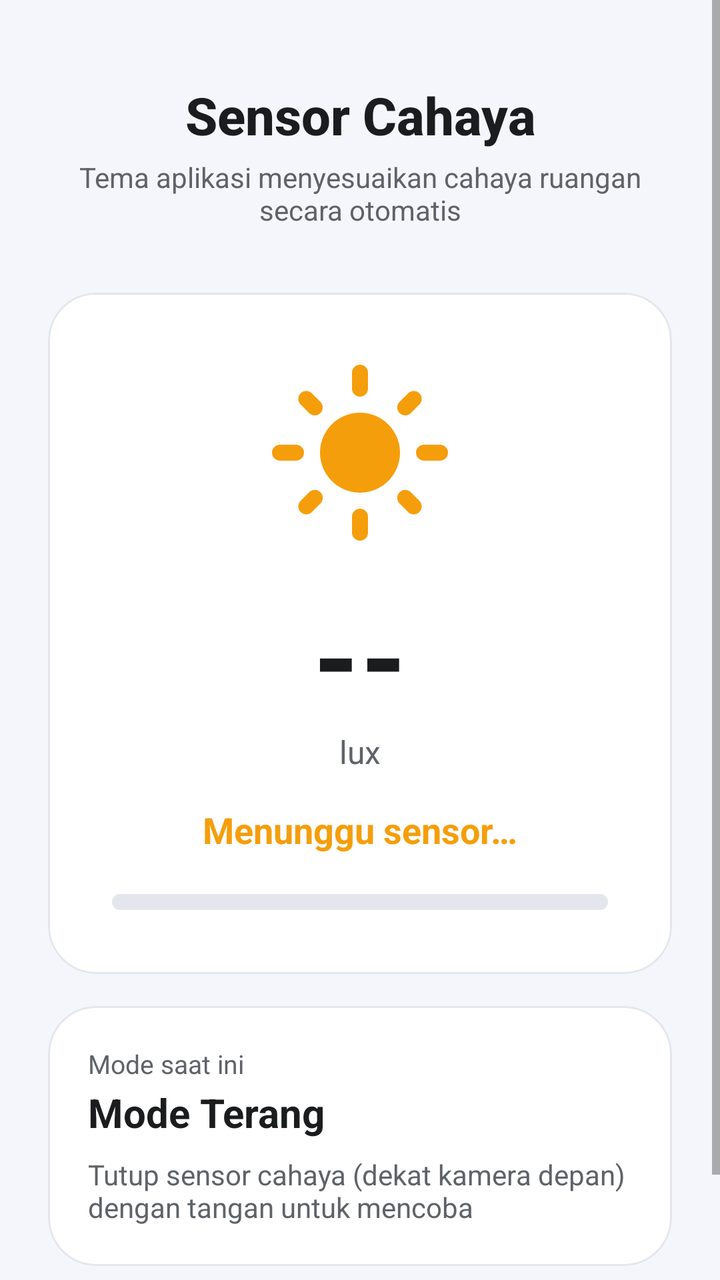
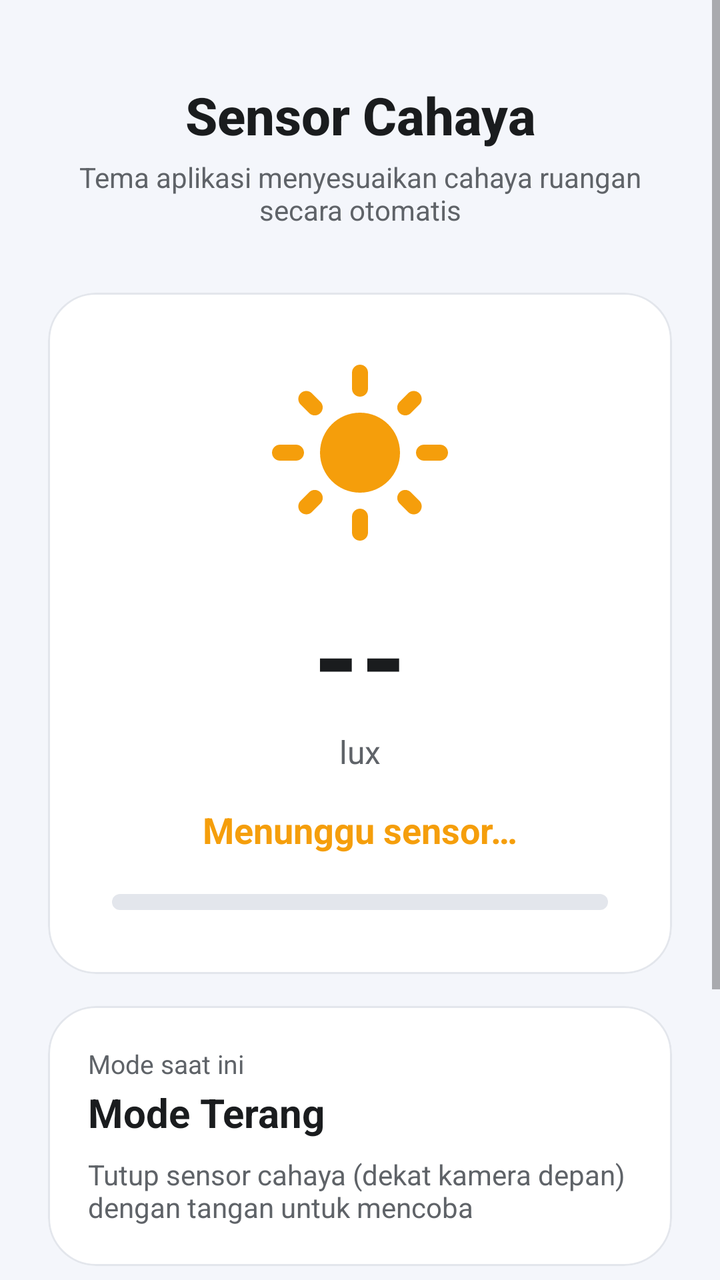

Before-and-after screenshots of an Android layout around one commit, followed by the original layout XML and the change that was made.
<!-- AndroidManifest.xml: application theme Theme.TugasSensor -->
<!-- res/layout/activity_main.xml -->
<?xml version="1.0" encoding="utf-8"?>
<ScrollView xmlns:android="http://schemas.android.com/apk/res/android"
    xmlns:app="http://schemas.android.com/apk/res-auto"
    xmlns:tools="http://schemas.android.com/tools"
    android:id="@+id/main"
    android:layout_width="match_parent"
    android:layout_height="match_parent"
    android:background="@color/latar"
    android:clipToPadding="false"
    android:fillViewport="true"
    tools:context=".MainActivity">

    <LinearLayout
        android:layout_width="match_parent"
        android:layout_height="wrap_content"
        android:gravity="center_horizontal"
        android:orientation="vertical"
        android:padding="24dp">

        
        <TextView
            android:layout_width="match_parent"
            android:layout_height="wrap_content"
            android:layout_marginTop="16dp"
            android:fontFamily="sans-serif-medium"
            android:gravity="center"
            android:text="@string/judul"
            android:textColor="@color/teks_utama"
            android:textSize="26sp"
            android:textStyle="bold" />

        <TextView
            android:layout_width="match_parent"
            android:layout_height="wrap_content"
            android:layout_marginTop="4dp"
            android:gravity="center"
            android:text="@string/subjudul"
            android:textColor="@color/teks_kedua"
            android:textSize="14sp" />

        
        <com.google.android.material.card.MaterialCardView
            android:layout_width="match_parent"
            android:layout_height="wrap_content"
            android:layout_marginTop="32dp"
            app:cardBackgroundColor="@color/kartu"
            app:cardCornerRadius="24dp"
            app:cardElevation="0dp"
            app:strokeColor="@color/garis"
            app:strokeWidth="1dp">

            <LinearLayout
                android:layout_width="match_parent"
                android:layout_height="wrap_content"
                android:gravity="center_horizontal"
                android:orientation="vertical"
                android:padding="32dp">

                
                <ImageView
                    android:layout_width="96dp"
                    android:layout_height="96dp"
                    android:contentDescription="@string/deskripsi_ikon"
                    android:src="@drawable/ic_mode" />

                <TextView
                    android:id="@+id/tvLux"
                    android:layout_width="wrap_content"
                    android:layout_height="wrap_content"
                    android:layout_marginTop="16dp"
                    android:fontFamily="sans-serif-medium"
                    android:text="@string/lux_kosong"
                    android:textColor="@color/teks_utama"
                    android:textSize="56sp"
                    android:textStyle="bold" />

                <TextView
                    android:layout_width="wrap_content"
                    android:layout_height="wrap_content"
                    android:text="@string/satuan_lux"
                    android:textColor="@color/teks_kedua"
                    android:textSize="16sp" />

                <TextView
                    android:id="@+id/tvKategori"
                    android:layout_width="wrap_content"
                    android:layout_height="wrap_content"
                    android:layout_marginTop="16dp"
                    android:text="@string/kategori_menunggu"
                    android:textColor="@color/aksen"
                    android:textSize="18sp"
                    android:textStyle="bold" />

                <com.google.android.material.progressindicator.LinearProgressIndicator
                    android:id="@+id/pbCahaya"
                    android:layout_width="match_parent"
                    android:layout_height="wrap_content"
                    android:layout_marginTop="20dp"
                    android:max="100"
                    app:indicatorColor="@color/aksen"
                    app:trackColor="@color/garis"
                    app:trackCornerRadius="4dp"
                    app:trackThickness="8dp" />

            </LinearLayout>
        </com.google.android.material.card.MaterialCardView>

        
        <com.google.android.material.card.MaterialCardView
            android:layout_width="match_parent"
            android:layout_height="wrap_content"
            android:layout_marginTop="16dp"
            app:cardBackgroundColor="@color/kartu"
            app:cardCornerRadius="24dp"
            app:cardElevation="0dp"
            app:strokeColor="@color/garis"
            app:strokeWidth="1dp">

            <LinearLayout
                android:layout_width="match_parent"
                android:layout_height="wrap_content"
                android:orientation="vertical"
                android:padding="20dp">

                <TextView
                    android:layout_width="wrap_content"
                    android:layout_height="wrap_content"
                    android:text="@string/label_mode"
                    android:textColor="@color/teks_kedua"
                    android:textSize="13sp" />

                
                <TextView
                    android:layout_width="wrap_content"
                    android:layout_height="wrap_content"
                    android:layout_marginTop="2dp"
                    android:text="@string/mode_aktif"
                    android:textColor="@color/teks_utama"
                    android:textSize="20sp"
                    android:textStyle="bold" />

                <TextView
                    android:id="@+id/tvStatus"
                    android:layout_width="wrap_content"
                    android:layout_height="wrap_content"
                    android:layout_marginTop="8dp"
                    android:text="@string/status_menunggu"
                    android:textColor="@color/teks_kedua"
                    android:textSize="14sp" />

            </LinearLayout>
        </com.google.android.material.card.MaterialCardView>

        <Space
            android:layout_width="match_parent"
            android:layout_height="0dp"
            android:layout_weight="1"
            android:minHeight="24dp" />

        <TextView
            android:id="@+id/tvInfo"
            android:layout_width="match_parent"
            android:layout_height="wrap_content"
            android:gravity="center"
            android:textColor="@color/teks_kedua"
            android:textSize="12sp" />

    </LinearLayout>
</ScrollView>
<!-- resources referenced by this layout -->
<resources>
  <color name="aksen">#FFF59E0B</color>
  <color name="garis">#FFE3E6EC</color>
  <color name="kartu">#FFFFFFFF</color>
  <color name="latar">#FFF4F6FB</color>
  <color name="teks_kedua">#FF5F6368</color>
  <color name="teks_utama">#FF1A1C1E</color>
  <!-- drawable ic_mode (drawable) -->
  <?xml version="1.0" encoding="utf-8"?>
  <vector xmlns:android="http://schemas.android.com/apk/res/android"
      android:width="24dp"
      android:height="24dp"
      android:viewportWidth="24"
      android:viewportHeight="24">
      <path
          android:fillColor="@color/aksen"
          android:pathData="M12,7c-2.76,0 -5,2.24 -5,5s2.24,5 5,5 5,-2.24 5,-5 -2.24,-5 -5,-5zM2,13h2c0.55,0 1,-0.45 1,-1s-0.45,-1 -1,-1L2,11c-0.55,0 -1,0.45 -1,1s0.45,1 1,1zM20,13h2c0.55,0 1,-0.45 1,-1s-0.45,-1 -1,-1h-2c-0.55,0 -1,0.45 -1,1s0.45,1 1,1zM11,2v2c0,0.55 0.45,1 1,1s1,-0.45 1,-1L13,2c0,-0.55 -0.45,-1 -1,-1s-1,0.45 -1,1zM11,20v2c0,0.55 0.45,1 1,1s1,-0.45 1,-1v-2c0,-0.55 -0.45,-1 -1,-1 -0.55,0 -1,0.45 -1,1zM5.99,4.58c-0.39,-0.39 -1.03,-0.39 -1.41,0 -0.39,0.39 -0.39,1.03 0,1.41l1.06,1.06c0.39,0.39 1.03,0.39 1.41,0s0.39,-1.03 0,-1.41L5.99,4.58zM18.36,16.95c-0.39,-0.39 -1.03,-0.39 -1.41,0 -0.39,0.39 -0.39,1.03 0,1.41l1.06,1.06c0.39,0.39 1.03,0.39 1.41,0 0.39,-0.39 0.39,-1.03 0,-1.41l-1.06,-1.06zM19.42,5.99c0.39,-0.39 0.39,-1.03 0,-1.41 -0.39,-0.39 -1.03,-0.39 -1.41,0l-1.06,1.06c-0.39,0.39 -0.39,1.03 0,1.41s1.03,0.39 1.41,0l1.06,-1.06zM7.05,18.36c0.39,-0.39 0.39,-1.03 0,-1.41 -0.39,-0.39 -1.03,-0.39 -1.41,0l-1.06,1.06c-0.39,0.39 -0.39,1.03 0,1.41s1.03,0.39 1.41,0l1.06,-1.06z" />
  </vector>
  <string name="deskripsi_ikon">Ikon mode tema</string>
  <string name="judul">Sensor Cahaya</string>
  <string name="kategori_menunggu">Menunggu sensor…</string>
  <string name="label_mode">Mode saat ini</string>
  <string name="lux_kosong">--</string>
  <string name="mode_aktif">Mode Terang</string>
  <string name="satuan_lux">lux</string>
  <string name="status_menunggu">Tutup sensor cahaya (dekat kamera depan) dengan tangan untuk mencoba</string>
  <string name="subjudul">Tema aplikasi menyesuaikan cahaya ruangan secara otomatis</string>
  <style name="Theme.TugasSensor" parent="Theme.MaterialComponents.DayNight.NoActionBar">
          
          <item name="colorPrimary">@color/aksen</item>
          <item name="colorPrimaryVariant">@color/aksen</item>
          <item name="colorOnPrimary">@color/white</item>
          
          <item name="colorSecondary">@color/teal_200</item>
          <item name="colorSecondaryVariant">@color/teal_700</item>
          <item name="colorOnSecondary">@color/black</item>
          
          <item name="android:windowBackground">@color/latar</item>
      </style>
  <color name="white">#FFFFFFFF</color>
  <color name="teal_200">#FF03DAC5</color>
  <color name="teal_700">#FF018786</color>
  <color name="black">#FF000000</color>
</resources>

<!-- the commit's change to res/layout/activity_main.xml (unified diff, before → after) -->
@@ -151,6 +151,67 @@
             </LinearLayout>
         </com.google.android.material.card.MaterialCardView>
 
+        
+        <com.google.android.material.card.MaterialCardView
+            android:id="@+id/kartuKiblat"
+            android:layout_width="match_parent"
+            android:layout_height="wrap_content"
+            android:layout_marginTop="16dp"
+            android:clickable="true"
+            android:focusable="true"
+            app:cardBackgroundColor="@color/kartu"
+            app:cardCornerRadius="24dp"
+            app:cardElevation="0dp"
+            app:strokeColor="@color/garis"
+            app:strokeWidth="1dp">
+
+            <LinearLayout
+                android:layout_width="match_parent"
+                android:layout_height="wrap_content"
+                android:gravity="center_vertical"
+                android:orientation="horizontal"
+                android:padding="20dp">
+
+                <ImageView
+                    android:layout_width="40dp"
+                    android:layout_height="40dp"
+                    android:importantForAccessibility="no"
+                    android:src="@drawable/ic_kompas"
+                    app:tint="@color/aksen" />
+
+                <LinearLayout
+                    android:layout_width="0dp"
+                    android:layout_height="wrap_content"
+                    android:layout_marginHorizontal="16dp"
+                    android:layout_weight="1"
+                    android:orientation="vertical">
+
+                    <TextView
+                        android:layout_width="wrap_content"
+                        android:layout_height="wrap_content"
+                        android:text="@string/judul_kiblat"
+                        android:textColor="@color/teks_utama"
+                        android:textSize="18sp"
+                        android:textStyle="bold" />
+
+                    <TextView
+                        android:layout_width="wrap_content"
+                        android:layout_height="wrap_content"
+                        android:layout_marginTop="2dp"
+                        android:text="@string/subjudul_kiblat"
+                        android:textColor="@color/teks_kedua"
+                        android:textSize="13sp" />
+                </LinearLayout>
+
+                <ImageView
+                    android:layout_width="24dp"
+                    android:layout_height="24dp"
+                    android:importantForAccessibility="no"
+                    android:src="@drawable/ic_chevron"
+                    app:tint="@color/teks_kedua" />
+            </LinearLayout>
+        </com.google.android.material.card.MaterialCardView>
+
         <Space
             android:layout_width="match_parent"
             android:layout_height="0dp"
<!-- resource entries referenced after the edit -->
@@ -6,6 +6,28 @@
   <color name="latar">#FFF4F6FB</color>
   <color name="teks_kedua">#FF5F6368</color>
   <color name="teks_utama">#FF1A1C1E</color>
+  <!-- drawable ic_chevron (drawable) -->
+  <?xml version="1.0" encoding="utf-8"?>
+  <vector xmlns:android="http://schemas.android.com/apk/res/android"
+      android:width="24dp"
+      android:height="24dp"
+      android:viewportWidth="24"
+      android:viewportHeight="24">
+      <path
+          android:fillColor="#FF000000"
+          android:pathData="M10,6L8.59,7.41 13.17,12l-4.58,4.59L10,18l6,-6z" />
+  </vector>
+  <!-- drawable ic_kompas (drawable) -->
+  <?xml version="1.0" encoding="utf-8"?>
+  <vector xmlns:android="http://schemas.android.com/apk/res/android"
+      android:width="24dp"
+      android:height="24dp"
+      android:viewportWidth="24"
+      android:viewportHeight="24">
+      <path
+          android:fillColor="#FF000000"
+          android:pathData="M12,10.9c-0.61,0 -1.1,0.49 -1.1,1.1s0.49,1.1 1.1,1.1c0.61,0 1.1,-0.49 1.1,-1.1s-0.49,-1.1 -1.1,-1.1zM12,2C6.48,2 2,6.48 2,12s4.48,10 10,10 10,-4.48 10,-10S17.52,2 12,2zM14.19,14.19L6,18l3.81,-8.19L18,6l-3.81,8.19z" />
+  </vector>
   <!-- drawable ic_mode (drawable) -->
   <?xml version="1.0" encoding="utf-8"?>
   <vector xmlns:android="http://schemas.android.com/apk/res/android"
@@ -19,6 +41,7 @@
   </vector>
   <string name="deskripsi_ikon">Ikon mode tema</string>
   <string name="judul">Sensor Cahaya</string>
+  <string name="judul_kiblat">Arah Kiblat</string>
   <string name="kategori_menunggu">Menunggu sensor…</string>
   <string name="label_mode">Mode saat ini</string>
   <string name="lux_kosong">--</string>
@@ -26,6 +49,7 @@
   <string name="satuan_lux">lux</string>
   <string name="status_menunggu">Tutup sensor cahaya (dekat kamera depan) dengan tangan untuk mencoba</string>
   <string name="subjudul">Tema aplikasi menyesuaikan cahaya ruangan secara otomatis</string>
+  <string name="subjudul_kiblat">Kompas dari sensor akselerometer &amp; magnetometer</string>
   <style name="Theme.TugasSensor" parent="Theme.MaterialComponents.DayNight.NoActionBar">
           
           <item name="colorPrimary">@color/aksen</item>
